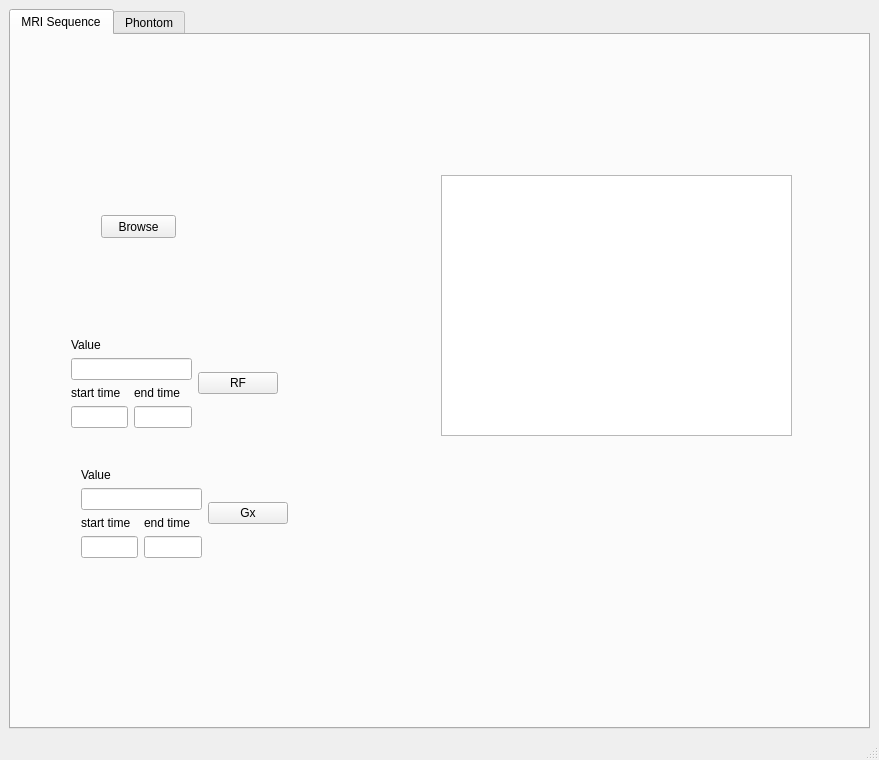
Abdelrahmanhassan1/MRI_Simulator_Python, file mainWindow.ui: the form before one commit.
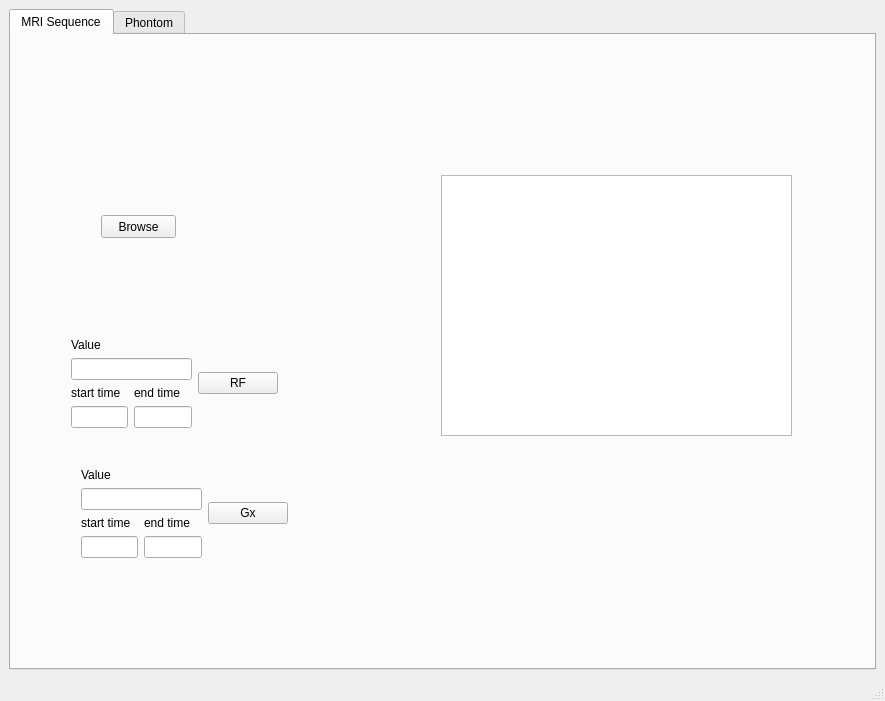
The form after the commit. The open tabs and pages were chosen to show the change. Custom widgets are drawn as their Qt base class.

Diff of the .ui file:
```diff
--- a/mainWindow.ui
+++ b/mainWindow.ui
@@ -6,8 +6,8 @@
    <rect>
     <x>0</x>
     <y>0</y>
-    <width>879</width>
-    <height>760</height>
+    <width>885</width>
+    <height>701</height>
    </rect>
   </property>
   <property name="windowTitle">
```
Left out of the diff: 4 changed lines with no effect on the pictures.
